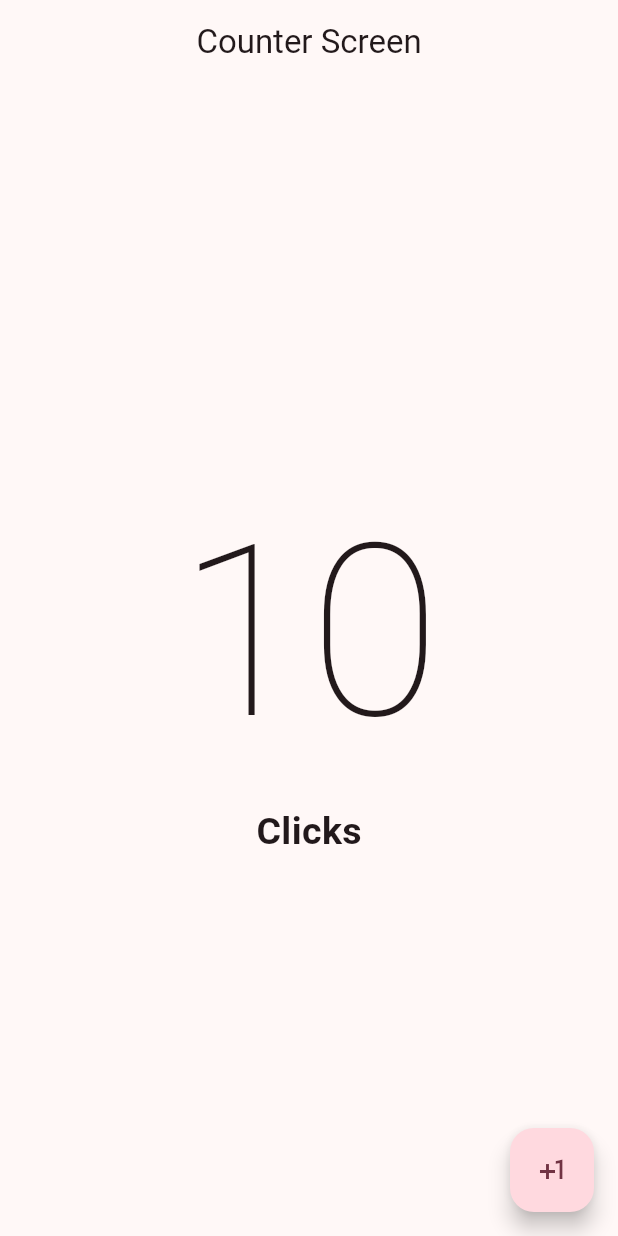
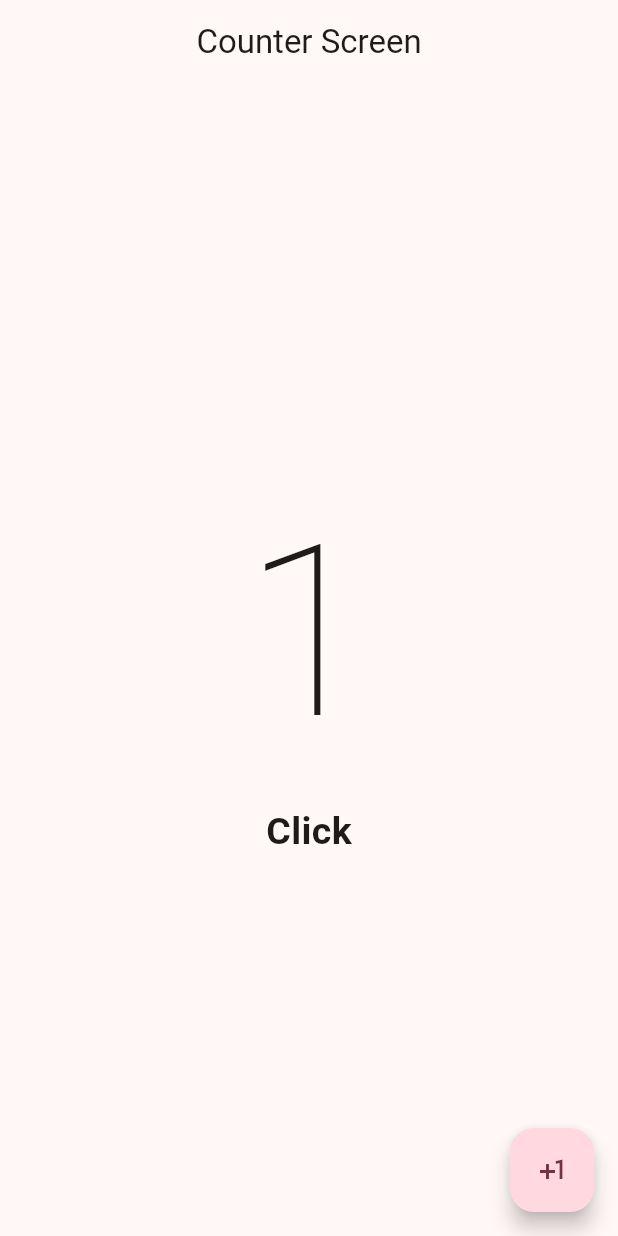
Before and after one commit to criticalRobin/flutter_first_app, a Flutter app: the screen it shows after launch, after a tap on the "plus one" icon, on a phone screen of 412 x 824 dp. Run offline on Flutter 3.47's test engine with Material 3 defaults, Android fonts, the phone set to English and light mode, and no system bars.

Commit message:
Use of statefull widgets, and implementation of dynamic clicks count on screen

```diff
--- a/lib/presentation/screens/counter/counter_screen.dart
+++ b/lib/presentation/screens/counter/counter_screen.dart
@@ -1,7 +1,24 @@
 import "package:flutter/material.dart";
 
-class CounterScreen extends StatelessWidget {
+class CounterScreen extends StatefulWidget {
   const CounterScreen({super.key});
+
+  @override
+  State<CounterScreen> createState() => _CounterScreenState();
+}
+
+class _CounterScreenState extends State<CounterScreen> {
+  int clickCounter = 0;
+
+  String textController() {
+    if (clickCounter == 0) {
+      return "Click";
+    } else if (clickCounter == 1) {
+      return "Click";
+    } else {
+      return "Clicks";
+    }
+  }
 
   @override
   Widget build(BuildContext context) {
@@ -12,20 +29,25 @@
       body: Center(
         child: Column(
           mainAxisAlignment: MainAxisAlignment.center,
-          children: const [
+          children: [
             Text(
-              "10",
-              style: TextStyle(fontSize: 160, fontWeight: FontWeight.w100),
+              "$clickCounter",
+              style:
+                  const TextStyle(fontSize: 160, fontWeight: FontWeight.w100),
             ),
             Text(
-              "Clicks",
-              style: TextStyle(fontSize: 25, fontWeight: FontWeight.bold),
+              textController(),
+              style: const TextStyle(fontSize: 25, fontWeight: FontWeight.bold),
             )
           ],
         ),
       ),
       floatingActionButton: FloatingActionButton(
-        onPressed: () {},
+        onPressed: () {
+          setState(() {
+            clickCounter++;
+          });
+        },
         child: const Icon(Icons.plus_one),
       ),
     );
```
